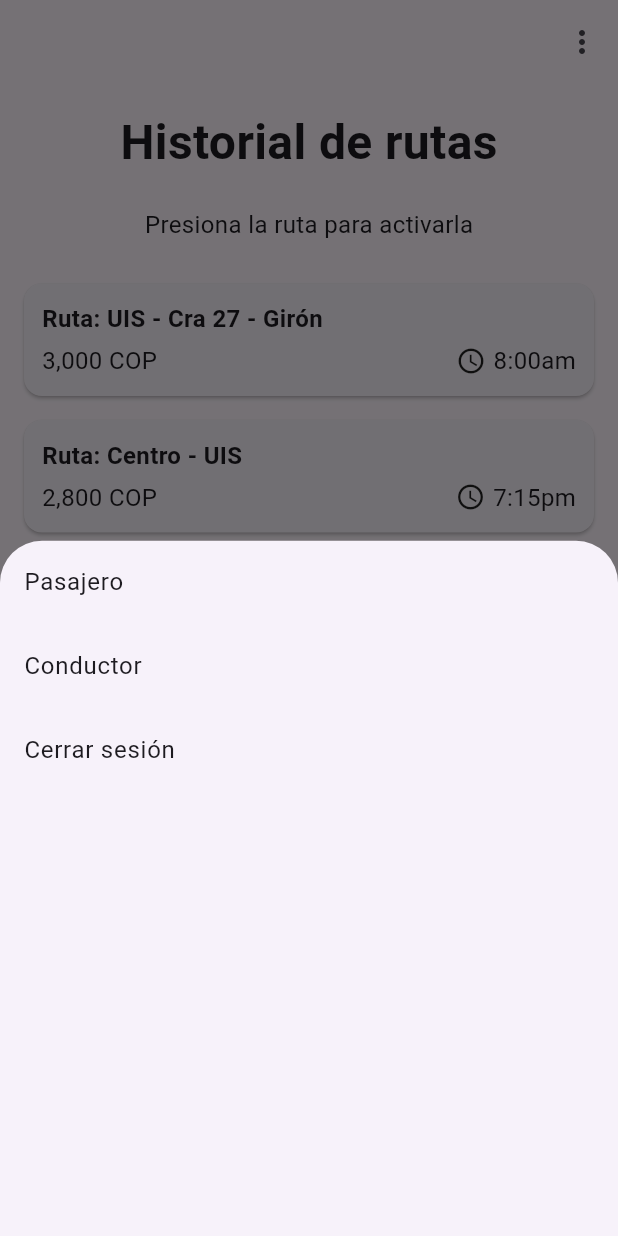
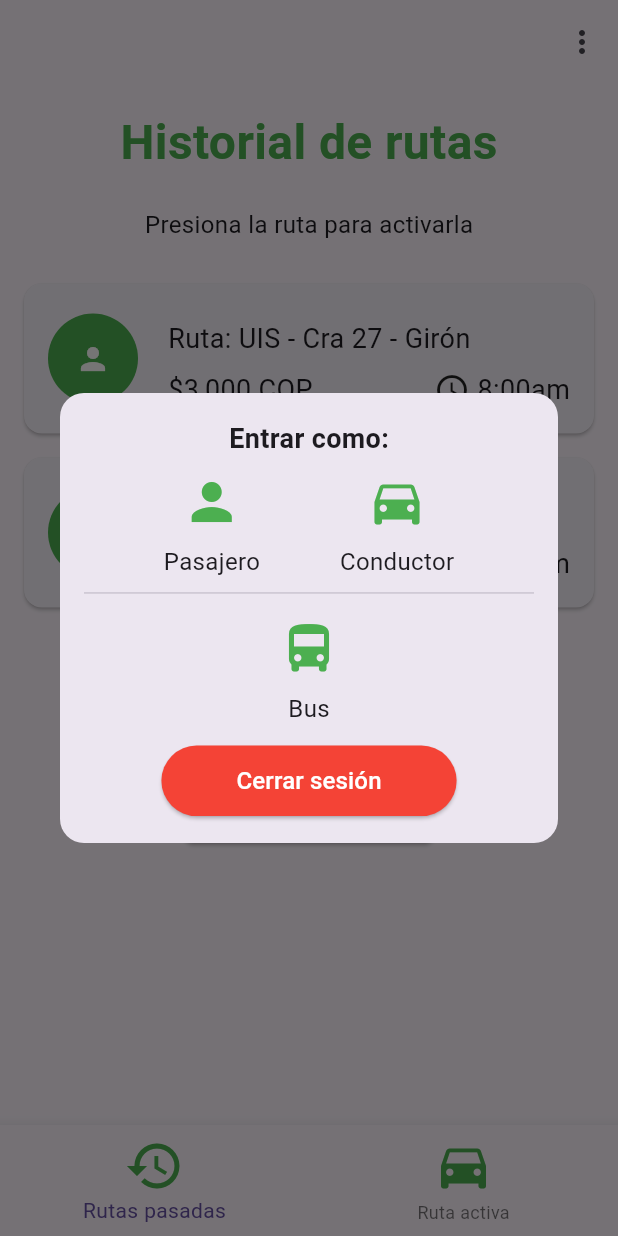
Before and after one commit to silviac43/UILS, a Flutter app: the DriverScreen screen opened directly, after a tap on the "more vert" icon, on a phone screen of 412 x 824 dp. Run offline on Flutter 3.47's test engine with Material 3 defaults, Android fonts, the light colour scheme and no system bars.

Commit message:
More screens

```diff
--- a/lib/driver_screen.dart
+++ b/lib/driver_screen.dart
@@ -1,6 +1,6 @@
 import 'package:flutter/material.dart';
-import 'passenger_screen.dart';
-import 'initial_screen.dart';
+import 'menu_popup.dart';
+import 'route_screen.dart';
 
 class DriverScreen extends StatefulWidget {
   const DriverScreen({Key? key}) : super(key: key);
@@ -29,6 +29,13 @@ class _DriverScreenState extends State<DriverScreen> {
     });
   }
 
+  void _navigateToRouteScreen(BuildContext context) {
+    Navigator.push(
+      context,
+      MaterialPageRoute(builder: (context) => RouteScreen()),
+    );
+  }
+
   @override
   Widget build(BuildContext context) {
     return Scaffold(
@@ -36,39 +43,9 @@ class _DriverScreenState extends State<DriverScreen> {
         automaticallyImplyLeading: false,
         actions: [
           IconButton(
-            icon: const Icon(Icons.more_vert),
+            icon: Icon(Icons.more_vert),
             onPressed: () {
-              showModalBottomSheet(
-                context: context,
-                builder: (context) {
-                  return ListView(
-                    children: <Widget>[
-                      ListTile(
-                        title: const Text('Pasajero'),
-                        onTap: () {
-                          Navigator.push(
-                            context,
-                            MaterialPageRoute(builder: (context) => PassengerScreen()),
-                          );
-                        },
-                      ),
-                      ListTile(
-                        title: const Text('Conductor'),
-                        onTap: () {},
-                      ),
-                      ListTile(
-                        title: const Text('Cerrar sesión'),
-                        onTap: () {
-                          Navigator.pushReplacement(
-                            context,
-                            MaterialPageRoute(builder: (context) => InitialScreen()),
-                          );
-                        },
-                      ),
-                    ],
-                  );
-                },
-              );
+              showMenuPopup(context);
             },
           ),
         ],
@@ -84,6 +61,7 @@ class _DriverScreenState extends State<DriverScreen> {
                 style: TextStyle(
                   fontSize: 32,
                   fontWeight: FontWeight.bold,
+                  color: Colors.green,
                 ),
               ),
             ),
@@ -109,27 +87,49 @@ class _DriverScreenState extends State<DriverScreen> {
                       borderRadius: BorderRadius.circular(12),
                     ),
                     child: Padding(
-                      padding: const EdgeInsets.all(12.0),
+                      padding: const EdgeInsets.all(16.0),
+                      child: Row(
+                        children: [
+                          CircleAvatar(
+                            radius: 30,
+                            backgroundColor: Colors.green,
+                            child: Icon(
+                              Icons.person,
+                              color: Colors.white,
+                            ),
+                          ),
+                          SizedBox(width: 20),
+                          Expanded(
                             child: Column(
                               crossAxisAlignment: CrossAxisAlignment.start,
                               children: [
+                                Row(
+                                  mainAxisAlignment: MainAxisAlignment.spaceBetween,
+                                ),
+                                SizedBox(height: 8),
                                 Text(
                                   'Ruta: ${routes[index]['ruta']}',
-                            style: TextStyle(fontSize: 16, fontWeight: FontWeight.bold),
+                                  style: TextStyle(fontSize: 18),
                                 ),
-                          SizedBox(height: 5),
+                                SizedBox(height: 8),
                                 Row(
                                   mainAxisAlignment: MainAxisAlignment.spaceBetween,
                                   children: [
-                              Text('${routes[index]['precio']} COP', style: TextStyle(fontSize: 16)),
+                                    Text('\$${routes[index]['precio']} COP', style: TextStyle(fontSize: 18)),
                                     Row(
                                       children: [
-                                  Icon(Icons.access_time, size: 20),
+                                        Icon(Icons.access_time, size: 24),
                                         SizedBox(width: 5),
-                                  Text('${routes[index]['hora']}', style: TextStyle(fontSize: 16)),
+                                        Text(
+                                          '${routes[index]['hora']}',
+                                          style: TextStyle(fontSize: 18),
+                                        ),
                                       ],
                                     ),
                                   ],
+                                ),
+                              ],
+                            ),
                           ),
                         ],
                       ),
@@ -138,7 +138,7 @@ class _DriverScreenState extends State<DriverScreen> {
                 );
               },
             ),
-            SizedBox(height: 20),
+            SizedBox(height: 60),
             Center(
               child: Text(
                 'Mantén presionada una ruta para eliminarla',
@@ -154,6 +154,7 @@ class _DriverScreenState extends State<DriverScreen> {
                     child: Text('Nueva ruta'),
                     style: ElevatedButton.styleFrom(
                       backgroundColor: Colors.green,
+                      foregroundColor: Colors.white,
                       padding: EdgeInsets.symmetric(horizontal: 50, vertical: 12),
                       shape: RoundedRectangleBorder(
                         borderRadius: BorderRadius.circular(8),
@@ -168,7 +169,11 @@ class _DriverScreenState extends State<DriverScreen> {
       ),
       bottomNavigationBar: BottomNavigationBar(
         currentIndex: 0,
-        onTap: (int index) {},
+        onTap: (int index) {
+          if (index == 1) {
+            _navigateToRouteScreen(context);
+          }
+        },
         items: const [
           BottomNavigationBarItem(
             icon: Icon(Icons.history, size: 40, color: Colors.green),
--- /dev/null
+++ b/lib/menu_popup.dart
@@ -0,0 +1,98 @@
+import 'package:flutter/material.dart';
+import 'passenger_screen.dart';
+import 'driver_screen.dart';
+import 'initial_screen.dart';
+import 'bus_screen.dart';
+
+void showMenuPopup(BuildContext context) {
+  showDialog(
+    context: context,
+    barrierDismissible: true,
+    builder: (BuildContext context) {
+      return Dialog(
+        shape: RoundedRectangleBorder(
+          borderRadius: BorderRadius.circular(16),
+        ),
+        child: Container(
+          padding: const EdgeInsets.all(16.0),
+          height: 300,
+          child: Column(
+            mainAxisAlignment: MainAxisAlignment.spaceEvenly,
+            children: [
+              Text(
+                'Entrar como:',
+                style: TextStyle(fontSize: 18, fontWeight: FontWeight.bold),
+              ),
+              Row(
+                mainAxisAlignment: MainAxisAlignment.spaceEvenly,
+                children: [
+                  _buildMenuOption(
+                    icon: Icons.person,
+                    label: 'Pasajero',
+                    onPressed: () {
+                      Navigator.pushReplacement(
+                        context,
+                        MaterialPageRoute(builder: (context) => PassengerScreen()),
+                      );
+                    },
+                  ),
+                  _buildMenuOption(
+                    icon: Icons.directions_car,
+                    label: 'Conductor',
+                    onPressed: () {
+                      Navigator.pushReplacement(
+                        context,
+                        MaterialPageRoute(builder: (context) => DriverScreen()),
+                      );
+                    },
+                  ),
+                ],
+              ),
+              Divider(),
+              _buildMenuOption(
+                icon: Icons.directions_bus,
+                label: 'Bus',
+                onPressed: () {
+                  Navigator.pushReplacement(
+                      context,
+                      MaterialPageRoute(builder: (context) => BusScreen()),
+                  );
+                },
+              ),
+              SizedBox(height: 10),
+              ElevatedButton(
+                onPressed: () {
+                  Navigator.pushReplacement(
+                    context,
+                    MaterialPageRoute(builder: (context) => InitialScreen()),
+                  );
+                },
+                style: ElevatedButton.styleFrom(
+                  backgroundColor: Colors.red,
+                  padding: EdgeInsets.symmetric(vertical: 12, horizontal: 50),
+                ),
+                child: Text(
+                  'Cerrar sesión',
+                  style: TextStyle(fontSize: 16, color: Colors.white),
+                ),
+              ),
+            ],
+          ),
+        ),
+      );
+    },
+  );
+}
+
+Widget _buildMenuOption(
+    {required IconData icon, required String label, required VoidCallback onPressed}) {
+  return Column(
+    children: [
+      IconButton(
+        icon: Icon(icon, size: 40, color: Colors.green),
+        onPressed: onPressed,
+      ),
+      Text(label, style: TextStyle(fontSize: 16)),
+    ],
+  );
+}
```
Also changed, not shown: lib/bus_screen.dart (added, +31 -0 lines), lib/passenger_screen.dart (+78 -59 lines), lib/route_screen.dart (added, +99 -0 lines), lib/slots_screen.dart (added, +227 -0 lines), assets/images/bus_route.png (added), assets/images/carrito.png (added), assets/images/carro.png (added). Lines whose indentation alone changed are shown as unchanged.
